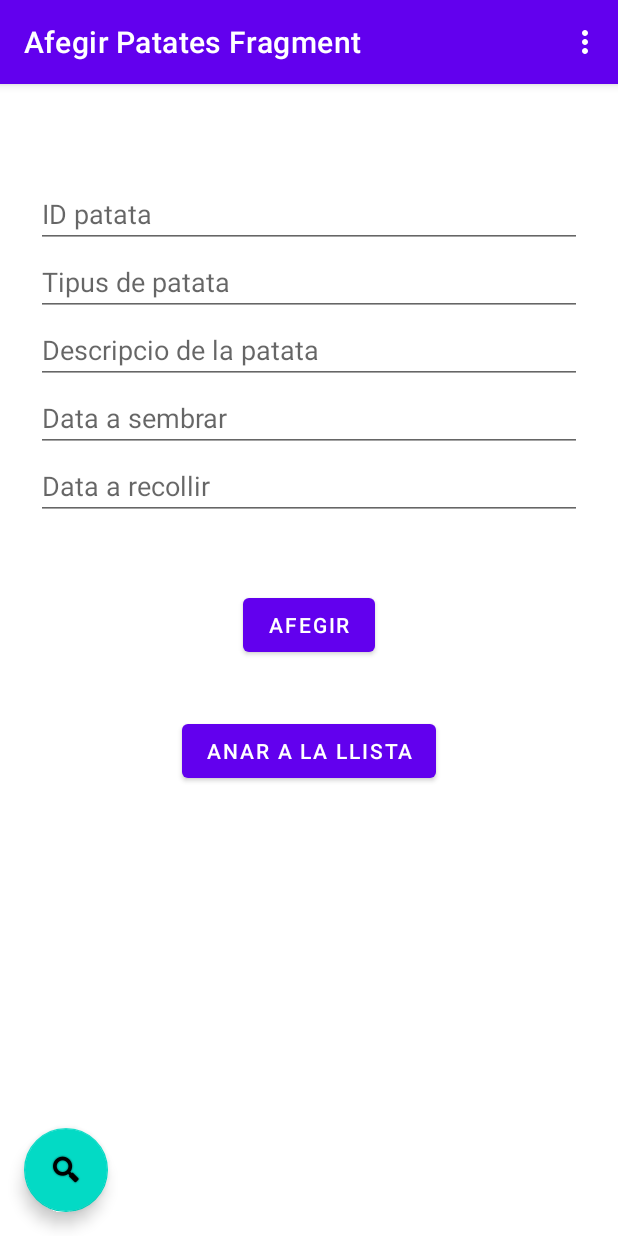
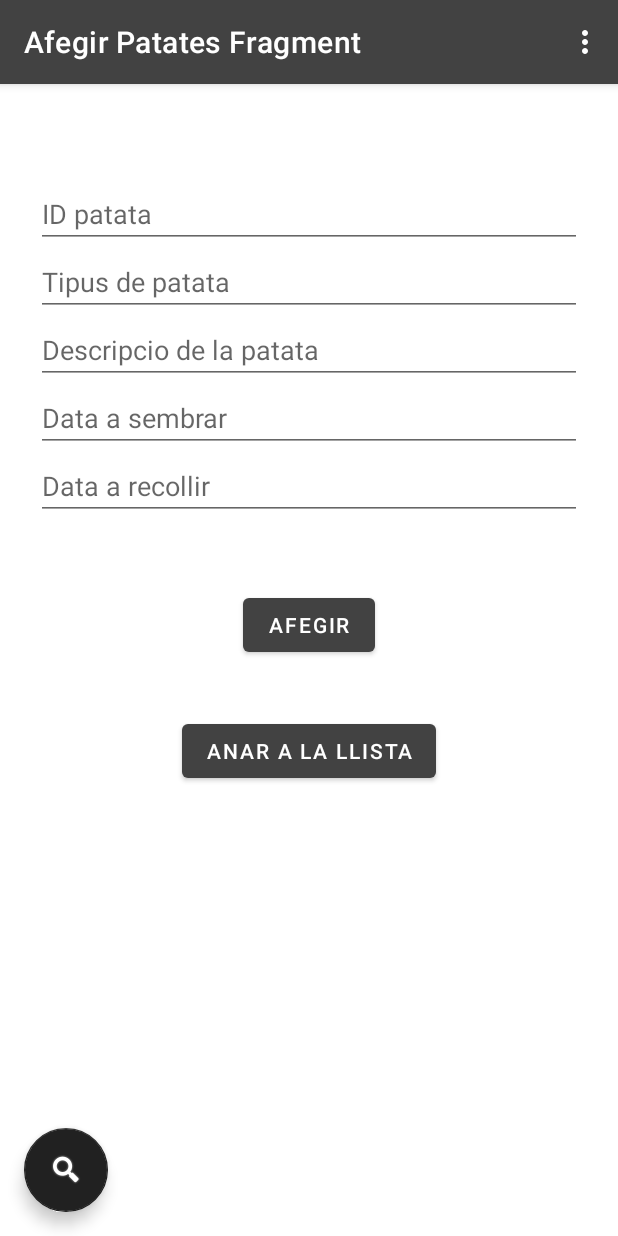
Before and after one commit to danagomezbalada/potatoappdana, an Android app: the PatataActivity screen opened directly, with no data from a screen before it, after a tap on an icon or button, on a phone screen of 412 x 824 dp. Run offline under Robolectric (Android 15) with nearby library versions, the phone set to English and light mode, and no system bars; 1 statement that could not run was skipped.

Commit message:
Colors de l'aplicació canviats.

```diff
--- a/app/src/main/res/values/colors.xml
+++ b/app/src/main/res/values/colors.xml
@@ -7,4 +7,12 @@
     <color name="teal_700">#FF018786</color>
     <color name="black">#FF000000</color>
     <color name="white">#FFFFFFFF</color>
+
+    <color name="grey">#424242</color>
+    <color name="grey_light">#6d6d6d</color>
+    <color name="grey_dark">#1b1b1b</color>
+    <color name="greyer">#212121</color>
+    <color name="greyer_light">#484848</color>
+    <color name="greyer_dark">#000000</color>
+
 </resources>
--- a/app/src/main/res/values/themes.xml
+++ b/app/src/main/res/values/themes.xml
@@ -2,13 +2,13 @@
     <!-- Base application theme. -->
     <style name="Theme.Pràctica1LaPatata" parent="Theme.MaterialComponents.DayNight.DarkActionBar">
         <!-- Primary brand color. -->
-        <item name="colorPrimary">@color/purple_500</item>
-        <item name="colorPrimaryVariant">@color/purple_700</item>
+        <item name="colorPrimary">@color/grey</item>
+        <item name="colorPrimaryVariant">@color/grey_dark</item>
         <item name="colorOnPrimary">@color/white</item>
         <!-- Secondary brand color. -->
-        <item name="colorSecondary">@color/teal_200</item>
-        <item name="colorSecondaryVariant">@color/teal_700</item>
-        <item name="colorOnSecondary">@color/black</item>
+        <item name="colorSecondary">@color/greyer</item>
+        <item name="colorSecondaryVariant">@color/greyer_dark</item>
+        <item name="colorOnSecondary">@color/white</item>
         <!-- Status bar color. -->
         <item name="android:statusBarColor" tools:targetApi="l">?attr/colorPrimaryVariant</item>
         <!-- Customize your theme here. -->
```
